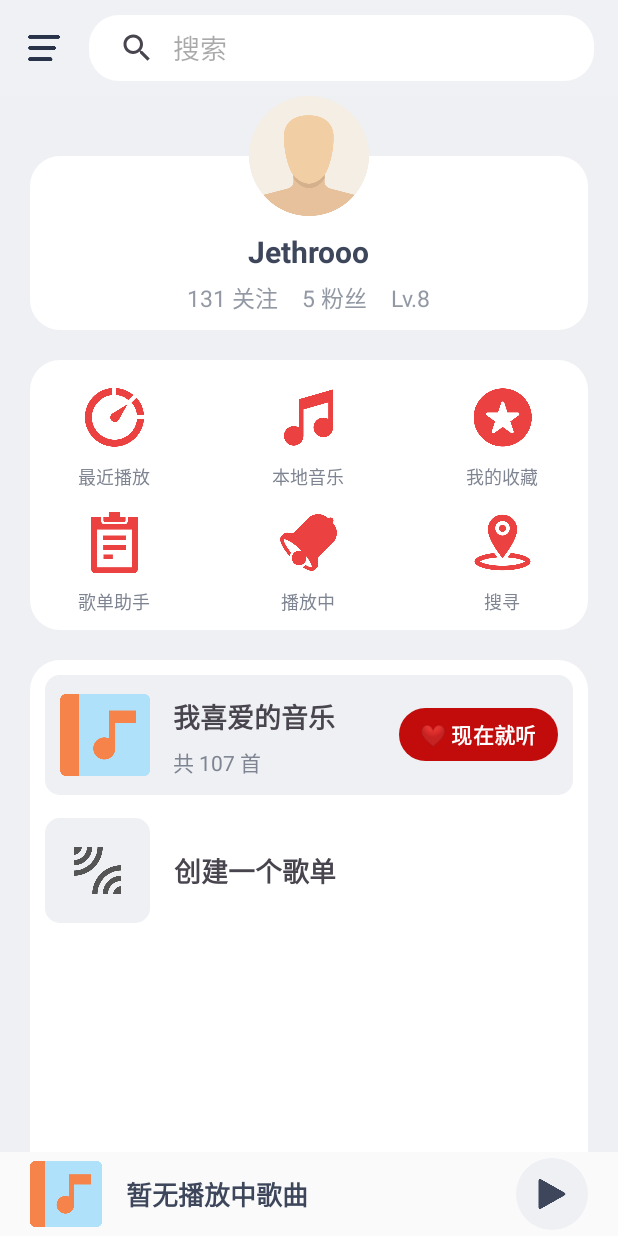
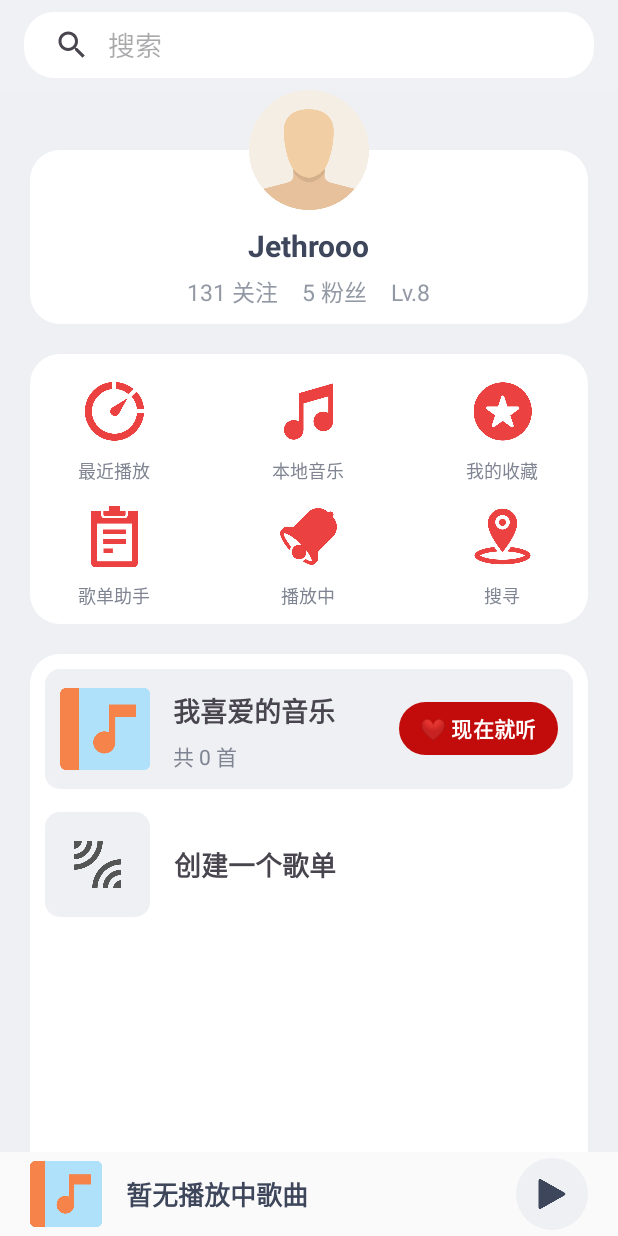
Before and after one commit to Kwanhooo/PowerMusic, an Android app: the screen it shows after launch (MainActivity), on a phone screen of 412 x 824 dp. Run offline under Robolectric (Android 15) with nearby library versions, the phone set to English and light mode, and no system bars; our stand-ins replace Room's generated code; 1 statement that could not run was skipped.

Commit message:
feat: 进度条时间；搜索功能；我喜爱的音乐统计

```diff
--- a/app/src/main/java/indi/kwanho/pm/activity/MainActivity.java
+++ b/app/src/main/java/indi/kwanho/pm/activity/MainActivity.java
@@ -6,10 +6,14 @@ import android.content.Intent;
 import android.content.ServiceConnection;
 import android.os.Bundle;
 import android.os.IBinder;
+import android.view.View;
 import android.widget.Button;
 import android.widget.FrameLayout;
 import android.widget.ImageView;
 import android.widget.LinearLayout;
+import android.widget.RelativeLayout;
+import android.widget.SearchView;
+import android.widget.TextView;
 import android.widget.Toast;
 
 import androidx.appcompat.app.AppCompatActivity;
@@ -37,7 +41,11 @@ public class MainActivity extends AppCompatActivity {
     private Button listenNowButton;
     private FrameLayout frameLayout;
     private FrameLayout createPlaylistFragmentContainer;
+    private SearchView searchView;
     private MusicPlayerService musicPlayerService;
+    private ImageView searchEntranceButton;
+    private TextView favoriteMusicCountTextView;
+    private RelativeLayout mainActivityMainLayout;
     private boolean isServiceBound = false;
     private ServiceConnection serviceConnection = new ServiceConnection() {
         @Override
@@ -80,9 +88,18 @@ public class MainActivity extends AppCompatActivity {
         getActualViews();
         wiredWidgets();
         setUpListeners();
+        initData();
+        LocalMusicUtil.scanLocalMusic(this);
         // 在 onCreate 方法中为 appContext 赋值
         appContext = this;
         // deleteDbContent();
+    }
+
+    private void initData() {
+        FavoriteRecordRepository favoriteRecordRepository = new FavoriteRecordRepository(this);
+        favoriteRecordRepository.count().observe(this, integer -> {
+            favoriteMusicCountTextView.setText("共 " + integer + " 首");
+        });
     }
 
     public static Context getAppContext() {
@@ -111,6 +128,10 @@ public class MainActivity extends AppCompatActivity {
         playlistAssistantEntranceButton = findViewById(R.id.play_list_assistant_entrance_button);
         frameLayout = findViewById(R.id.fragment_container);
         createPlaylistFragmentContainer = findViewById(R.id.create_play_list_fragment_container);
+        searchView = findViewById(R.id.main_activity_search_view);
+        mainActivityMainLayout = findViewById(R.id.main_activity_main_layout);
+        searchEntranceButton = findViewById(R.id.search_entrance_button);
+        favoriteMusicCountTextView = findViewById(R.id.favorite_music_count_text_view);
     }
 
     private void wiredWidgets() {
@@ -174,6 +195,43 @@ public class MainActivity extends AppCompatActivity {
             Intent intent = new Intent(MainActivity.this, PlaylistAssistantActivity.class);
             startActivity(intent);
         });
+        searchView.setOnQueryTextListener(new SearchView.OnQueryTextListener() {
+            @Override
+            public boolean onQueryTextSubmit(String query) {
+                // 当用户提交搜索时调用该方法
+                handleSearch(query);
+                return true;
+            }
+
+            @Override
+            public boolean onQueryTextChange(String newText) {
+                if (newText.isEmpty()) {
+                    // 搜索框为空时，显示主界面的所有元素
+                    showMainElements();
+                } else {
+                    // 搜索框不为空时，隐藏主界面的所有元素
+                    hideMainElements();
+                }
+                return true;
+            }
+        });
+        searchEntranceButton.setOnClickListener(v -> {
+            // 聚焦到搜索框
+            searchView.setIconified(false);
+//            this.hideMainElements();
+        });
+    }
+
+    private void hideMainElements() {
+        this.mainActivityMainLayout.setVisibility(View.GONE);
+    }
+
+    private void showMainElements() {
+        this.mainActivityMainLayout.setVisibility(View.VISIBLE);
+    }
+
+    private void handleSearch(String query) {
+        LocalMusicUtil.searchAndGotoDetail(this, query);
     }
 
     @Override
--- a/app/src/main/java/indi/kwanho/pm/persisitance/dao/FavoriteDao.java
+++ b/app/src/main/java/indi/kwanho/pm/persisitance/dao/FavoriteDao.java
@@ -34,4 +34,8 @@ public interface FavoriteDao {
     // 清空
     @Query("DELETE FROM favorite_record")
     void deleteAllFavoriteRecords();
+
+    // 计数
+    @Query("SELECT COUNT(*) FROM favorite_record")
+    LiveData<Integer> count();
 }
--- a/app/src/main/java/indi/kwanho/pm/persisitance/repository/FavoriteRecordRepository.java
+++ b/app/src/main/java/indi/kwanho/pm/persisitance/repository/FavoriteRecordRepository.java
@@ -55,4 +55,8 @@ public class FavoriteRecordRepository {
     public LiveData<List<FavoriteRecord>> getFavoriteRecordsByFilePath(String filePath) {
         return favoriteDao.getFavoriteRecordsByFilePath(filePath);
     }
+
+    public LiveData<Integer> count() {
+        return favoriteDao.count();
+    }
 }
--- a/app/src/main/res/layout/activity_main.xml
+++ b/app/src/main/res/layout/activity_main.xml
@@ -18,24 +18,24 @@
             android:background="#eff1f4"
             android:gravity="center_vertical"
             android:orientation="horizontal"
-            android:paddingStart="5dp"
+            android:paddingStart="16dp"
             android:paddingTop="8dp"
             android:paddingEnd="16dp"
             android:paddingBottom="8dp">
 
             <!-- 菜单侧边栏按钮 -->
-            <ImageButton
-                android:layout_width="48dp"
-                android:layout_height="48dp"
-                android:layout_marginEnd="6dp"
-                android:background="@android:color/transparent"
-                android:padding="12dp"
-                android:scaleType="fitCenter"
-                android:src="@drawable/menu" />
+<!--            <ImageButton-->
+<!--                android:layout_width="48dp"-->
+<!--                android:layout_height="48dp"-->
+<!--                android:layout_marginEnd="6dp"-->
+<!--                android:background="@android:color/transparent"-->
+<!--                android:padding="12dp"-->
+<!--                android:scaleType="fitCenter"-->
+<!--                android:src="@drawable/menu" />-->
 
             <!-- 搜索框 -->
             <SearchView
-                android:id="@+id/searchView"
+                android:id="@+id/main_activity_search_view"
                 android:layout_width="0dp"
                 android:layout_height="44dp"
                 android:layout_weight="1"
@@ -45,12 +45,12 @@
                 android:queryBackground="@android:color/transparent"
                 android:queryHint="搜索" />
 
-
         </LinearLayout>
 
 
         <!-- 中间主要显示区域 -->
         <RelativeLayout
+            android:id="@+id/main_activity_main_layout"
             android:layout_width="match_parent"
             android:layout_height="0dp"
             android:layout_weight="1"
@@ -271,6 +271,7 @@
                                 android:orientation="vertical">
 
                                 <ImageView
+                                    android:id="@+id/search_entrance_button"
                                     android:layout_width="50dp"
                                     android:layout_height="50dp"
                                     android:src="@drawable/search_icon" />
@@ -338,6 +339,7 @@
                                         android:textStyle="bold" />
 
                                     <TextView
+                                        android:id="@+id/favorite_music_count_text_view"
                                         android:layout_width="match_parent"
                                         android:layout_height="0dp"
                                         android:layout_weight="2"
```
Also changed, not shown: app/src/main/java/indi/kwanho/pm/activity/PlayControlActivity.java (+33 -7 lines), app/src/main/java/indi/kwanho/pm/utils/LocalMusicUtil.java (+17 -0 lines), app/src/main/res/layout/activity_play_control.xml (+29 -1 lines), 2 other files.
